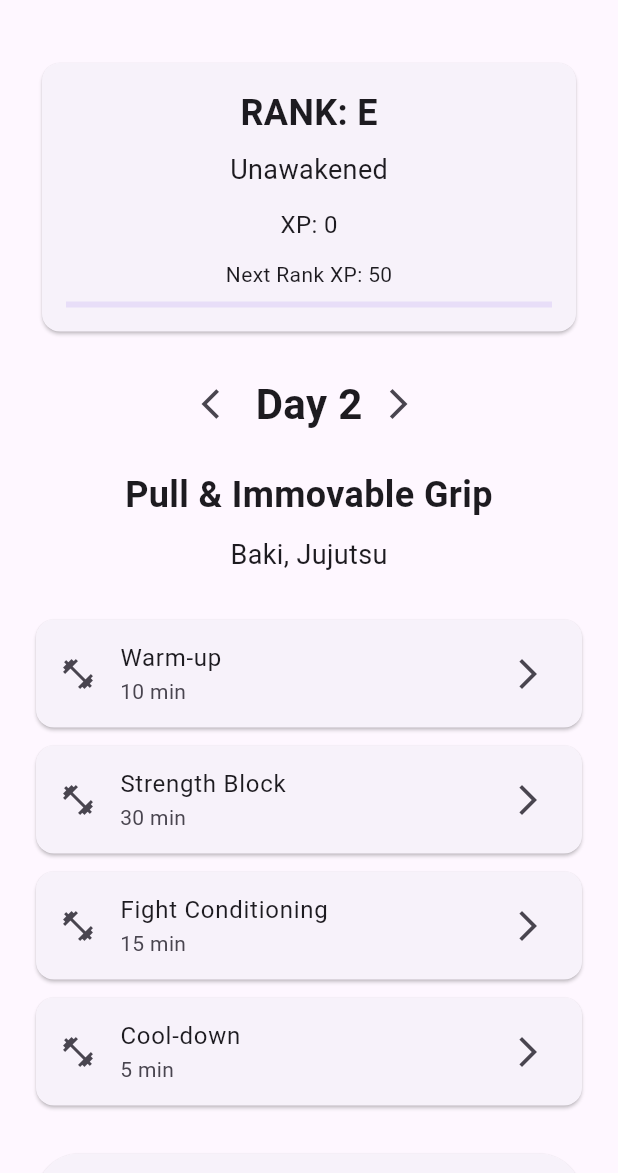
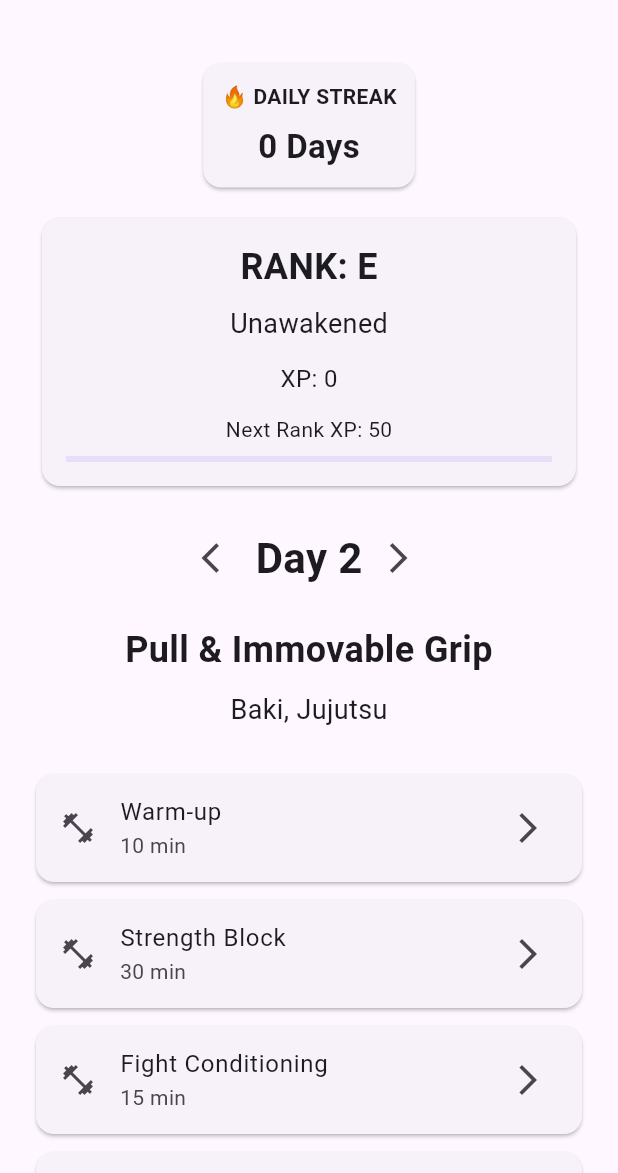
Before and after one commit to vraj24713-sketch/system-awakening, a Flutter app: the screen it shows after launch, after a tap on the "arrow forward ios" icon, on a phone screen of 412 x 824 dp, the part 63-1236 px from its top. Run offline on Flutter 3.47's test engine with Material 3 defaults, Android fonts, the phone set to English and light mode, and no system bars; our stand-ins replace flutter_riverpod, shared_preferences.

Commit message:
Complete core progression system

```diff
--- a/lib/main.dart
+++ b/lib/main.dart
@@ -2,9 +2,20 @@ import 'package:flutter/material.dart';
 import 'package:flutter_riverpod/flutter_riverpod.dart';
 
 import 'screens/home_screen.dart';
+import 'providers/xp_provider.dart';
+import 'services/save_service.dart';
 
-void main() {
-  runApp(const ProviderScope(child: MyApp()));
+Future<void> main() async {
+  WidgetsFlutterBinding.ensureInitialized();
+
+  final savedXp = await SaveService.loadXp();
+
+  runApp(
+    ProviderScope(
+      overrides: [xpProvider.overrideWith((ref) => savedXp)],
+      child: const MyApp(),
+    ),
+  );
 }
 
 class MyApp extends StatelessWidget {
--- a/lib/screens/home_screen.dart
+++ b/lib/screens/home_screen.dart
@@ -9,6 +9,8 @@ import 'workout_session_screen.dart';
 
 import '../providers/xp_provider.dart';
 
+import '../providers/streak_provider.dart';
+
 class HomeScreen extends ConsumerWidget {
   const HomeScreen({super.key});
 
@@ -16,6 +18,7 @@ class HomeScreen extends ConsumerWidget {
   Widget build(BuildContext context, WidgetRef ref) {
     final selectedDay = ref.watch(selectedDayProvider);
     final xp = ref.watch(xpProvider);
+    final streakAsync = ref.watch(streakProvider);
     final rank = getRank(xp);
     final title = getTitle(xp);
     final workoutAsync = ref.watch(workoutPlanProvider);
@@ -35,6 +38,38 @@ class HomeScreen extends ConsumerWidget {
               padding: const EdgeInsets.all(24),
               child: Column(
                 children: [
+                  streakAsync.when(
+                    data: (streak) => Card(
+                      child: Padding(
+                        padding: const EdgeInsets.all(12),
+                        child: Column(
+                          children: [
+                            const Text(
+                              '🔥 DAILY STREAK',
+                              style: TextStyle(fontWeight: FontWeight.bold),
+                            ),
+
+                            const SizedBox(height: 8),
+
+                            Text(
+                              streak == 1 ? '1 Day' : '$streak Days',
+                              style: const TextStyle(
+                                fontSize: 22,
+                                fontWeight: FontWeight.bold,
+                              ),
+                            ),
+                          ],
+                        ),
+                      ),
+                    ),
+
+                    loading: () => const SizedBox(),
+
+                    error: (error, stackTrace) => const SizedBox(),
+                  ),
+
+                  const SizedBox(height: 12),
+
                   Card(
                     child: Padding(
                       padding: const EdgeInsets.all(16),
@@ -186,9 +221,8 @@ class HomeScreen extends ConsumerWidget {
                         Navigator.push(
                           context,
                           MaterialPageRoute(
-                            builder: (_) => WorkoutSessionScreen(
-                              block: dayData.blocks.first,
-                            ),
+                            builder: (_) =>
+                                WorkoutSessionScreen(blocks: dayData.blocks),
                           ),
                         );
                       },
```
Also changed, not shown: lib/screens/workout_session_screen.dart (+31 -10 lines), lib/services/streak_service.dart (+5 -20 lines).
